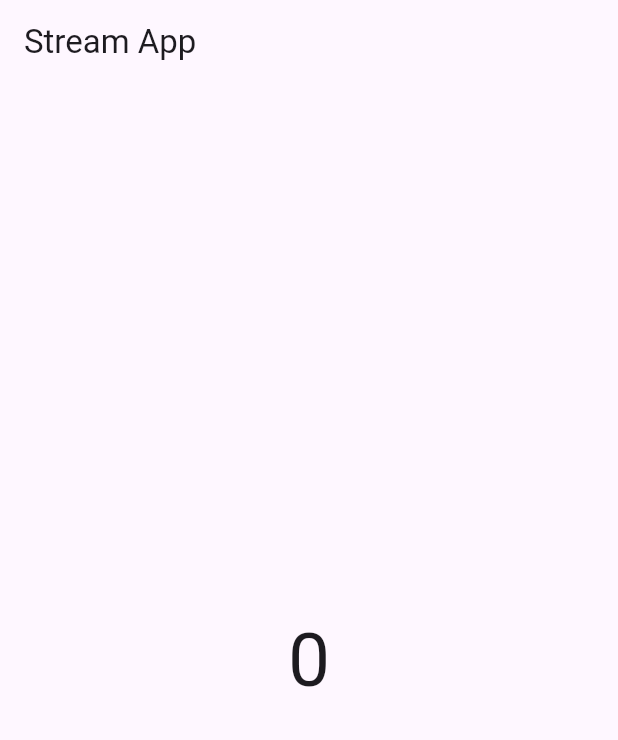
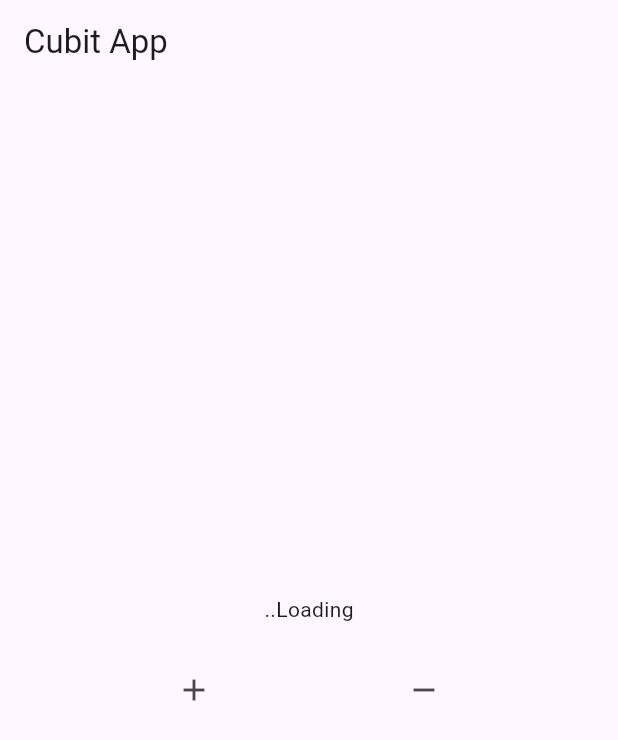
Before and after one commit to narumiya1/bloc_sction, a Flutter app: the screen it shows after launch, on a phone screen of 412 x 824 dp. Shown: the top 740 px of the screen. Run offline on Flutter 3.47's test engine with Material 3 defaults, Android fonts, the light colour scheme and no system bars; our stand-ins replace bloc.

Commit message:
counter app

```diff
--- a/lib/main.dart
+++ b/lib/main.dart
@@ -1,49 +1,87 @@
+import 'package:bloc/bloc.dart';
 import 'package:flutter/material.dart';
 
 void main() {
-  runApp(const MyApp());
+  runApp(MyApp());
 }
 
 class MyApp extends StatelessWidget {
-  const MyApp({Key? key}) : super(key: key);
-
   // This widget is the root of your application.
   @override
   Widget build(BuildContext context) {
+    final counterCubit = CounterCubit(); // Create Cubit instance outside build
+
     return MaterialApp(
-      title: 'Flutter Demo',
-      home: HomePage(),
+      title: 'Counter Cubitz',
+      home: HomePage(counterCubit),
     );
   }
 }
 
-class HomePage extends StatelessWidget {
-  const HomePage({super.key});
+class CounterCubit extends Cubit<int> {
+  CounterCubit() : super(0);
 
-  Stream<int> countStream() async* {
-    for (var i = 0; i < 10; i++) {
-      await Future.delayed(const Duration(seconds: 1));
-      yield i;
+  void tambahData() {
+    emit(state + 1);
+  }
+
+  void kurangData() {
+    emit(state - 1);
   }
 }
 
+class HomePage extends StatelessWidget {
+  CounterCubit myCounter = CounterCubit();
+
+  HomePage(this.myCounter);
   @override
   Widget build(BuildContext context) {
     print("build");
     return Scaffold(
       appBar: AppBar(
-        title: Text("Stream App"),
+        title: Text("Cubit App"),
       ),
-      body: StreamBuilder(
-        stream: countStream(),
+      body: Column(
+        mainAxisAlignment: MainAxisAlignment.center,
+        children: [
+          StreamBuilder(
+            stream: myCounter.stream,
             builder: (context, snapshot) {
+              if (snapshot.connectionState == ConnectionState.waiting) {
+                return const Center(
+                  child: Text("..Loading"),
+                );
+              } else {
                 return Center(
                   child: Text(
-              "0",
+                    "${snapshot.data}",
                     style: TextStyle(fontSize: 50),
                   ),
                 );
+              }
             },
+          ),
+          SizedBox(
+            height: 20,
+          ),
+          Row(
+            mainAxisAlignment: MainAxisAlignment.spaceEvenly,
+            children: [
+              IconButton(
+                onPressed: () {
+                  myCounter.tambahData();
+                },
+                icon: const Icon(Icons.add),
+              ),
+              IconButton(
+                onPressed: () {
+                  myCounter.kurangData();
+                },
+                icon: const Icon(Icons.remove),
+              ),
+            ],
+          )
+        ],
       ),
     );
   }
```
Also changed, not shown: pubspec.yaml (+4 -12 lines), pubspec.lock. Lines whose indentation alone changed are shown as unchanged.
